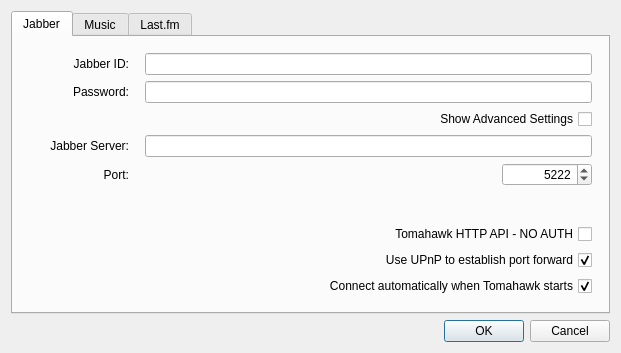
This is src/settingsdialog.ui in tomahawk-player/tomahawk as Qt 5 draws it before an edit. The edited form follows.
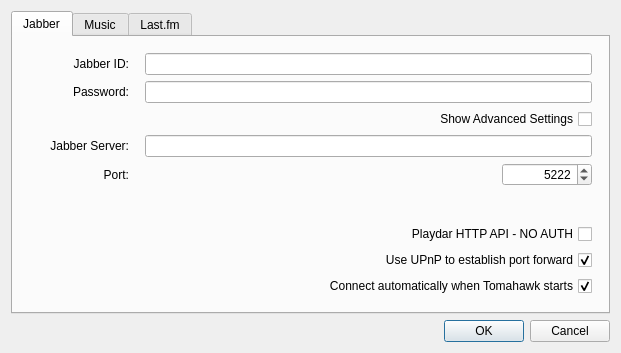
This is the edited form.

Commit message: * We support the Playdar HTTP API, not the Tomahawk HTTP API (wording fix).

Patch:
```diff
--- a/src/settingsdialog.ui
+++ b/src/settingsdialog.ui
@@ -245,7 +245,7 @@
           <enum>Qt::RightToLeft</enum>
          </property>
          <property name="text">
-          <string>Tomahawk HTTP API - NO AUTH</string>
+          <string>Playdar HTTP API - NO AUTH</string>
          </property>
          <property name="checked">
           <bool>false</bool>
```
